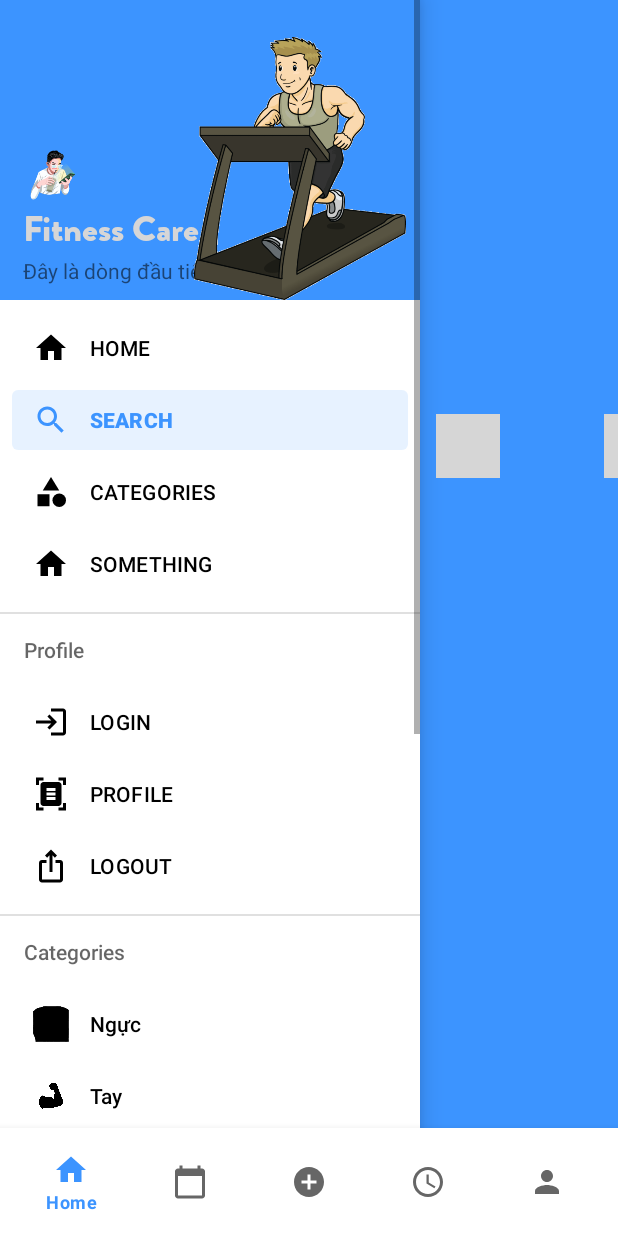
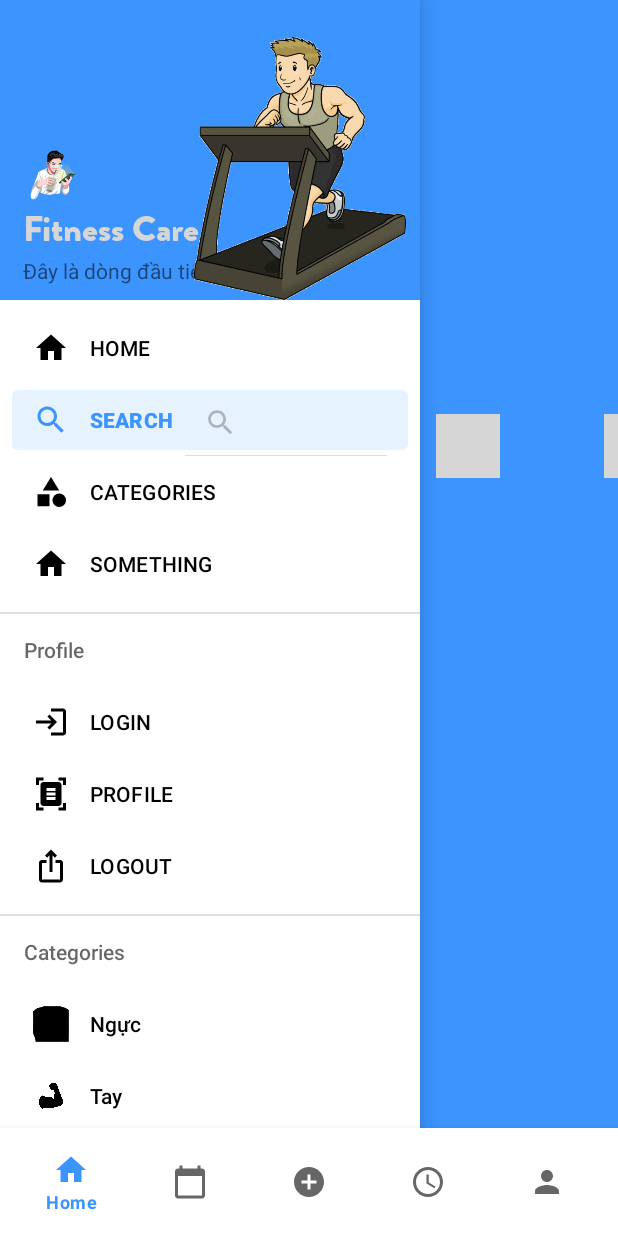
Before and after one commit to Long18/FitnessCare, an Android app: the screen it shows after launch once a user with an empty profile is signed in (MainActivity), in the side drawer, after a tap on "SEARCH", on a phone screen of 412 x 824 dp. Run offline under Robolectric (Android 15) with nearby library versions, the phone set to English and light mode, and no system bars; libraries missing offline, so code that uses them is left out: com.prolificinteractive.materialcalendarview, com.readystatesoftware.sqliteasset; 7 statements that could not run were skipped; grey boxes are pictures that could not be loaded.

Commit message:
fix view ( Complete Register )

```diff
--- a/app/src/main/AndroidManifest.xml
+++ b/app/src/main/AndroidManifest.xml
@@ -17,7 +17,7 @@
         android:roundIcon="@mipmap/ic_launcher_round"
         android:supportsRtl="true"
         android:theme="@style/Theme.Fab_Bottom_app_bar"
-        tools:node="replace">
+        tools:replace="label">
         <activity android:name=".Login.ForgetSuccess"></activity>
         <activity android:name=".Login.NewPassword" />
         <activity android:name=".Login.Selection" />
--- a/app/src/main/java/com/william/Fitness/Home.java
+++ b/app/src/main/java/com/william/Fitness/Home.java
@@ -8,11 +8,14 @@ import android.view.LayoutInflater;
 import android.view.MenuItem;
 import android.view.View;
 import android.view.ViewGroup;
+import android.widget.ArrayAdapter;
 import android.widget.ImageView;
 import android.widget.LinearLayout;
+import android.widget.ListView;
 
 import androidx.annotation.NonNull;
 import androidx.annotation.Nullable;
+import androidx.appcompat.widget.SearchView;
 import androidx.core.view.GravityCompat;
 import androidx.drawerlayout.widget.DrawerLayout;
 import androidx.fragment.app.Fragment;
@@ -41,6 +44,8 @@ public class Home extends Fragment implements NavigationView.OnNavigationItemSel
     NavigationView navigationView;
 
 
+
+
     static final float END_SCALE = 0.7f;
 
     @Nullable
@@ -59,6 +64,7 @@ public class Home extends Fragment implements NavigationView.OnNavigationItemSel
 
         drawerLayout = (DrawerLayout) view.findViewById(R.id.draw_layout);
         navigationView = (NavigationView) view.findViewById(R.id.ngv_view);
+
 
 
         navigationDraw();
--- a/app/src/main/java/com/william/Fitness/Login/ForgetPassword.java
+++ b/app/src/main/java/com/william/Fitness/Login/ForgetPassword.java
@@ -39,14 +39,14 @@ public class ForgetPassword extends AppCompatActivity {
             @Override
             public void onClick(View v) {
 
-                forgetNext();
+                forgetNext(v);
 
             }
         });
 
     }
 
-    public void forgetNext(){
+    public void forgetNext(View view){
         if (!validateFields()){
             return;
         }
--- a/app/src/main/res/layout/activity_forget_password.xml
+++ b/app/src/main/res/layout/activity_forget_password.xml
@@ -99,6 +99,7 @@
             android:layout_height="wrap_content"
             android:layout_gravity="center"
             android:layout_marginTop="20dp"
+            android:onClick="forgetNext"
             android:text="@string/btnNext" />
 
     </LinearLayout>
--- a/app/src/main/res/layout/activity_verify_otp.xml
+++ b/app/src/main/res/layout/activity_verify_otp.xml
@@ -71,6 +71,8 @@
             app:lineColor="@color/colorAccent"
             android:itemBackground="@color/colorPrimary"
             android:inputType="number"
+            style="@style/PinWidget.PinView"
+            app:viewType="rectangle"
             android:cursorVisible="true"
             app:cursorColor="@color/black"
             app:hideLineWhenFilled="true"
--- a/app/src/main/res/layout/fragment_main.xml
+++ b/app/src/main/res/layout/fragment_main.xml
@@ -5,8 +5,8 @@
     android:id="@+id/draw_layout"
     android:layout_width="match_parent"
     android:layout_height="match_parent"
-    tools:openDrawer="start">
-
+    >
+    //tools:openDrawer="start"
     <com.google.android.material.navigation.NavigationView
         android:id="@+id/ngv_view"
         android:layout_width="wrap_content"
@@ -84,11 +84,14 @@
                         android:elevation="8dp">
 
                         <TextView
+                            android:id="@+id/tv_searching"
                             android:layout_width="wrap_content"
                             android:layout_height="wrap_content"
                             android:layout_centerVertical="true"
                             android:layout_marginLeft="15dp"
-                            android:text="Search..." />
+                            android:text="Search...">
+                        </TextView>
+
 
                         <ImageView
                             android:layout_width="30dp"
--- a/app/src/main/res/menu/main_menu.xml
+++ b/app/src/main/res/menu/main_menu.xml
@@ -1,5 +1,6 @@
 <?xml version="1.0" encoding="utf-8"?>
-<menu xmlns:android="http://schemas.android.com/apk/res/android">
+<menu xmlns:android="http://schemas.android.com/apk/res/android"
+    xmlns:app="http://schemas.android.com/apk/res-auto">
 
     <group android:checkableBehavior="single">
         <item
@@ -9,7 +10,9 @@
         <item
             android:id="@+id/nav_search"
             android:icon="@drawable/ic_search"
-            android:title="SEARCH" />
+            android:title="SEARCH"
+            app:actionViewClass="android.widget.SearchView"
+            app:showAsAction="ifRoom|withText"/>
         <item
             android:id="@+id/nav_categories"
             android:icon="@drawable/ic_category"
```
Also changed, not shown: app/src/main/java/com/william/Fitness/Login/Verify_OTP.java (+8 -6 lines), app/src/main/res/values/strings.xml (+13 -0 lines).
